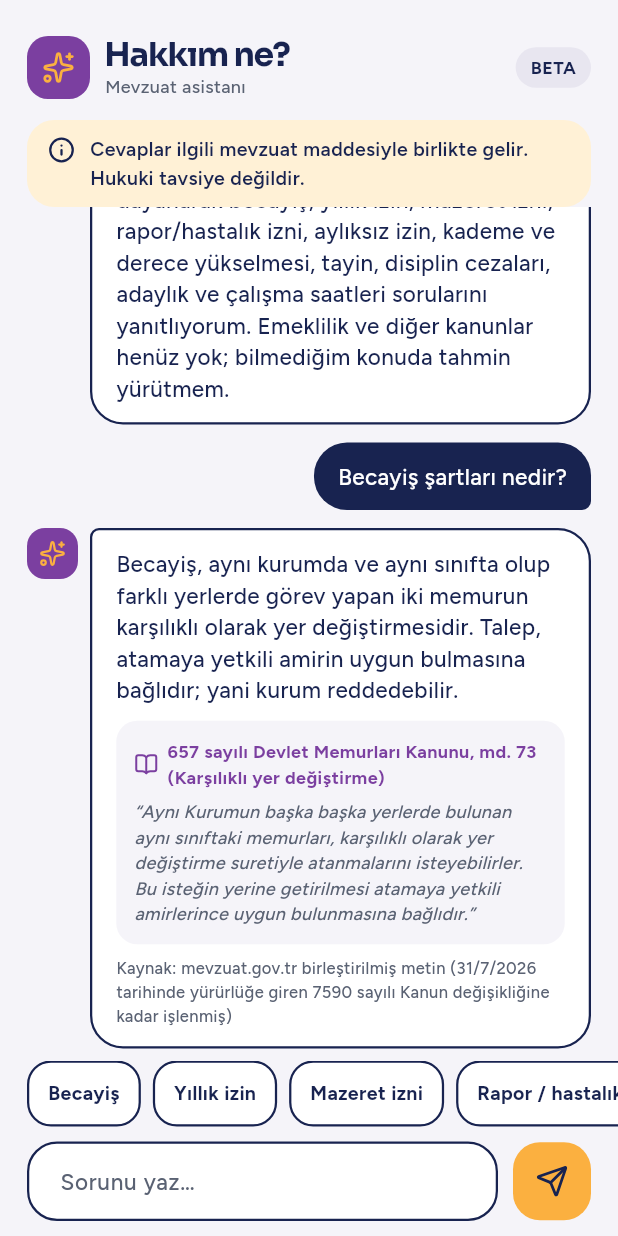
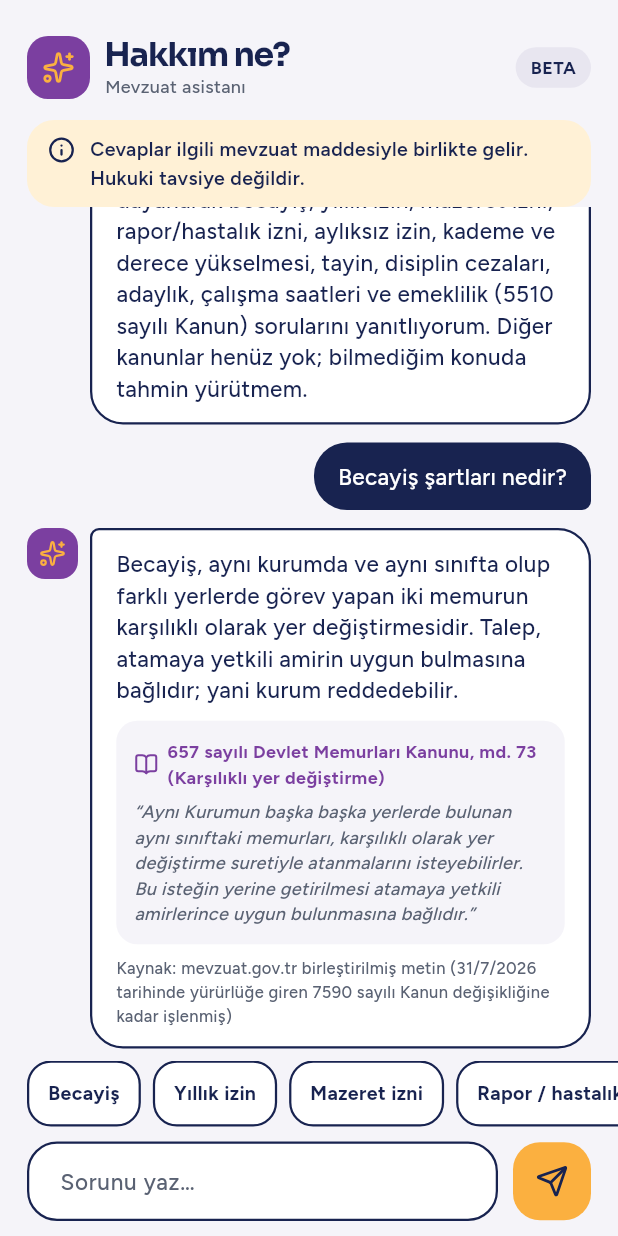
Before and after one commit to oguzhanterzioglu00/claudeproje, a Flutter app: the AsistanSayfasi widget shown alone on an empty page, opened directly, after a tap on "Becayiş", on a phone screen of 412 x 824 dp. Run offline on Flutter 3.47's test engine with Material 3 defaults, Android fonts, the phone set to English and light mode, and no system bars; our stand-ins replace image_picker, lucide_icons_flutter, shared_preferences; accounts and stored records are empty.

Commit message:
Asistan: emeklilik konusu 5510 sayılı Kanun alıntılarıyla
Co-Authored-By: Claude Sonnet 5.5 <noreply@anthropic.com>
Claude-Session: https://claude.ai/code/session_01UKT5aigMj3Davas95ea2A5

```diff
--- a/lib/features/asistan/asistan_sayfasi.dart
+++ b/lib/features/asistan/asistan_sayfasi.dart
@@ -41,8 +41,8 @@ class _AsistanSayfasiState extends State<AsistanSayfasi> {
       metin: 'Merhaba! Sorunu ilgili kanun maddesini bularak, alıntısıyla birlikte yanıtlarım. '
           'Şu an 657 sayılı Devlet Memurları Kanunu\'na dayanarak becayiş, yıllık izin, mazeret izni, '
           'rapor/hastalık izni, aylıksız izin, kademe ve derece yükselmesi, tayin, disiplin cezaları, '
-          'adaylık ve çalışma saatleri sorularını yanıtlıyorum. '
-          'Emeklilik ve diğer kanunlar henüz yok; bilmediğim konuda tahmin yürütmem.',
+          'adaylık, çalışma saatleri ve emeklilik (5510 sayılı Kanun) sorularını yanıtlıyorum. '
+          'Diğer kanunlar henüz yok; bilmediğim konuda tahmin yürütmem.',
     ),
   ];
   bool _bekliyor = false;
@@ -214,8 +214,7 @@ class _Ust extends StatelessWidget {
               crossAxisAlignment: CrossAxisAlignment.start,
               children: [
                 Text('Hakkım ne?', style: PusulaYazi.baslik(22, aralik: -0.9)),
-                Text('Mevzuat asistanı',
-                    style: PusulaYazi.metin(12, renk: PusulaRenk.soluk, agirlik: FontWeight.w500)),
+                Text('Mevzuat asistanı', style: PusulaYazi.metin(12, renk: PusulaRenk.soluk, agirlik: FontWeight.w500)),
               ],
             ),
           ),
@@ -366,8 +365,8 @@ class _CevapIcerigi extends StatelessWidget {
                       const Icon(LucideIcons.bookOpen, size: 16, color: PusulaRenk.mor),
                       const SizedBox(width: 6),
                       Expanded(
-                        child: Text(k.baslik,
-                            style: PusulaYazi.metin(12, renk: PusulaRenk.mor, agirlik: FontWeight.w700)),
+                        child:
+                            Text(k.baslik, style: PusulaYazi.metin(12, renk: PusulaRenk.mor, agirlik: FontWeight.w700)),
                       ),
                     ],
                   ),
@@ -390,7 +389,8 @@ class _CevapIcerigi extends StatelessWidget {
               const SizedBox(width: 6),
               Expanded(
                 child: Text(c.uyari!,
-                    style: PusulaYazi.metin(12, renk: PusulaRenk.soluk, agirlik: FontWeight.w500).copyWith(height: 1.4)),
+                    style:
+                        PusulaYazi.metin(12, renk: PusulaRenk.soluk, agirlik: FontWeight.w500).copyWith(height: 1.4)),
               ),
             ],
           ),
--- a/lib/features/asistan/asistan_servisi.dart
+++ b/lib/features/asistan/asistan_servisi.dart
@@ -78,7 +78,10 @@ abstract final class BilgiArama {
     final puanlar = [for (final k in konular) (k, puan(k, s))];
     final en = puanlar.fold<double>(0, (m, e) => e.$2 > m ? e.$2 : m);
     if (en <= 0) return const BilgiEslesmesi();
-    final ust = [for (final e in puanlar) if (e.$2 == en) e.$1];
+    final ust = [
+      for (final e in puanlar)
+        if (e.$2 == en) e.$1
+    ];
     return ust.length == 1 ? BilgiEslesmesi(konu: ust.first) : BilgiEslesmesi(adaylar: ust);
   }
 }
@@ -94,8 +97,7 @@ class YerelMevzuatAsistani implements MevzuatAsistani {
 
   static const becayisKaynagi = MevzuatKaynagi(
     baslik: '657 sayılı Devlet Memurları Kanunu, md. 73 (Karşılıklı yer değiştirme)',
-    alinti:
-        'Aynı Kurumun başka başka yerlerde bulunan aynı sınıftaki memurları, karşılıklı olarak '
+    alinti: 'Aynı Kurumun başka başka yerlerde bulunan aynı sınıftaki memurları, karşılıklı olarak '
         'yer değiştirme suretiyle atanmalarını isteyebilirler. Bu isteğin yerine getirilmesi '
         'atamaya yetkili amirlerince uygun bulunmasına bağlıdır.',
   );
@@ -114,7 +116,7 @@ class YerelMevzuatAsistani implements MevzuatAsistani {
         metin: k.cevap,
         kaynaklar: k.kaynaklar,
         uyari: k.uyari,
-        surum: k.kapsamDisi ? null : BilgiBankasi.surum,
+        surum: k.kapsamDisi ? null : (k.surum ?? BilgiBankasi.surum),
       );
     }
 
--- a/lib/features/asistan/bilgi_bankasi.dart
+++ b/lib/features/asistan/bilgi_bankasi.dart
@@ -15,6 +15,7 @@ class BilgiKonusu {
     required this.cevap,
     required this.kaynaklar,
     this.uyari,
+    this.surum,
     this.kapsamDisi = false,
   });
 
@@ -35,6 +36,9 @@ class BilgiKonusu {
   /// Cevabın altında gösterilen dikkat notu (kanunun dışında kalan konular).
   final String? uyari;
 
+  /// Konunun kaynağı 657 sayılı Kanun değilse cevabın altında gösterilen kaynak/sürüm notu.
+  final String? surum;
+
   /// Asistanın henüz cevaplayamadığı ama bilinen bir konu: dürüstçe "kapsam dışı" der.
   final bool kapsamDisi;
 }
@@ -44,6 +48,10 @@ abstract final class BilgiBankasi {
   /// Metnin alındığı sürüm; ekranda cevabın altında gösterilir.
   static const surum =
       'Kaynak: mevzuat.gov.tr birleştirilmiş metin (31/7/2026 tarihinde yürürlüğe giren 7590 sayılı Kanun değişikliğine kadar işlenmiş)';
+
+  /// 5510 sayılı Kanun konuları için sürüm notu.
+  static const surum5510 =
+      'Kaynak: mevzuat.gov.tr 5510 sayılı Kanun birleştirilmiş metni (24/7/2026 tarihli 7590 sayılı Kanun değişikliğine kadar işlenmiş)';
 
   static const konular = <BilgiKonusu>[
     BilgiKonusu(
@@ -432,14 +440,32 @@ abstract final class BilgiBankasi {
     ),
     BilgiKonusu(
       id: 'emeklilik',
-      baslik: 'Emeklilik',
+      baslik: 'Emeklilik (yaşlılık aylığı)',
       etiket: 'Emeklilik',
       ornekSoru: 'Emeklilik için ne kadar süre gerekir?',
-      anahtarlar: ['emekli', 'emeklilik', 'emekli aylig', 'prim gun', 'yas sarti', 'sgk'],
+      anahtarlar: ['emekli', 'emeklilik', 'emekli aylig', 'yaslilik aylig', 'prim gun', 'yas sarti', 'sgk'],
       cevap:
-          'Emeklilik (yaş, prim günü, hizmet süresi) 657 sayılı Kanunda değil, 5510 sayılı Sosyal Sigortalar ve Genel Sağlık Sigortası Kanunu\'nda düzenlenir. Bu kanunun metni asistana henüz eklenmedi; bu yüzden emeklilik sorularına bu sürümde cevap veremiyorum. Kesin bilgi için SGK\'nın kendi hizmetlerini (ör. e-Devlet\'teki hizmet dökümünü) kullanabilirsin.',
-      kaynaklar: [],
-      kapsamDisi: true,
+          '5510 sayılı Kanuna göre, 2008\'de yürürlüğe giren düzenlemeden sonra ilk kez sigortalı olanlara kadın 58, erkek 60 yaşını doldurmak ve en az 9000 gün prim bildirilmiş olmak şartıyla yaşlılık aylığı bağlanır (yaş şartı 2036\'dan itibaren kademeli olarak artar). 4/1-(c) kapsamındaki sigortalılar (memurlar gibi) için ayrıca istek üzerine yetkili makamdan emekliye sevk onayı alınması ve ilişiğin kesilmesi gerekir.',
+      kaynaklar: [
+        MevzuatKaynagi(
+          baslik: '5510 sayılı Kanun, md. 28 (Yaşlılık sigortasından sağlanan haklar ve yararlanma şartları)',
+          alinti:
+              'İlk defa bu Kanuna göre sigortalı sayılanlara; a) Kadın ise 58, erkek ise 60 yaşını doldurmuş olmaları ve en az 9000 gün malûllük, yaşlılık ve ölüm sigortaları primi bildirilmiş olması şartıyla yaşlılık aylığı bağlanır. Ancak, 4 üncü maddenin birinci fıkrasının (a) bendi kapsamında sigortalı sayılanlar için prim gün sayısı şartı 7200 gün olarak uygulanır. b) (a) bendinde belirtilen yaş şartı; 1) 1/1/2036 ilâ 31/12/2037 tarihleri arasında kadın için 59, erkek için 61, 2) 1/1/2038 ilâ 31/12/2039 tarihleri arasında kadın için 60, erkek için 62, 3) 1/1/2040 ilâ 31/12/2041 tarihleri arasında kadın için 61, erkek için 63, 4) 1/1/2042 ilâ 31/12/2043 tarihleri arasında kadın için 62, erkek için 64, 5) 1/1/2044 ilâ 31/12/2045 tarihleri arasında kadın için 63, erkek için 65, 6) 1/1/2046 ilâ 31/12/2047 tarihleri arasında kadın için 64, erkek için 65, 7) 1/1/2048 tarihinden itibaren ise kadın ve erkek için 65, olarak uygulanır.',
+        ),
+        MevzuatKaynagi(
+          baslik: '5510 sayılı Kanun, md. 28 (emekliye sevk onayı)',
+          alinti:
+              '4 üncü maddenin birinci fıkrasının (c) bendinde belirtilen sigortalıların ise istekleri üzerine yetkili makamdan emekliye sevk onayı alındıktan sonra ilişiklerinin kesilmesi şarttır.',
+        ),
+        MevzuatKaynagi(
+          baslik: '5510 sayılı Kanun, geçici md. 4 (eski 5434 sayılı Kanun kapsamındakiler)',
+          alinti:
+              'Bu madde kapsamına girenlerin aylıklarının bağlanması, artırılması, azaltılması, kesilmesi, yeniden bağlanması, toptan ödemeleri, ilgi devamı, ihya ve borçlanmaları, diğer ödemeler ve yardımlar ile emeklilik ikramiyeleri hakkında bu Kanunla yürürlükten kaldırılan hükümleri de dahil 5434 sayılı Kanun hükümlerine göre işlem yapılır',
+        ),
+      ],
+      uyari:
+          '2008 öncesinde memuriyete başlayanlar (eski 5434 sayılı Kanuna tabi olanlar) için şartlar farklıdır ve geçici madde 4 uyarınca mülga 5434 sayılı Kanun hükümlerine göre belirlenir. Bu kanunun metni asistanda yok; kendi durumun için SGK\'dan veya e-Devlet\'teki hizmet dökümünden bilgi al.',
+      surum: BilgiBankasi.surum5510,
     ),
   ];
 }
```
Also changed, not shown: 3 other files.
